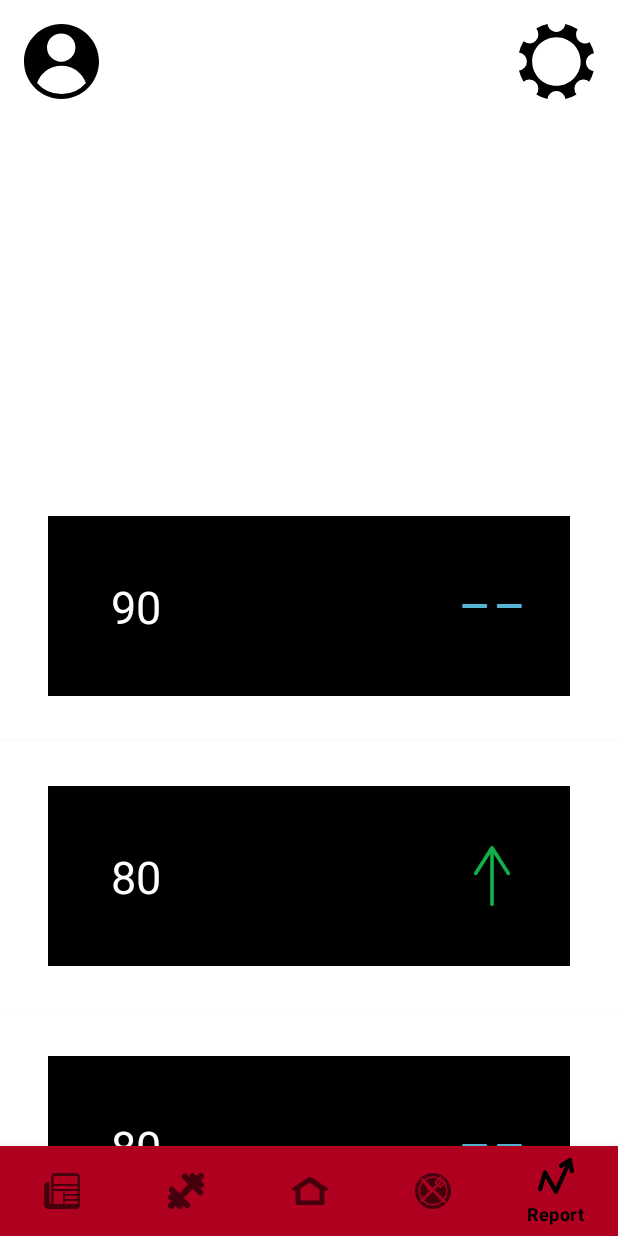
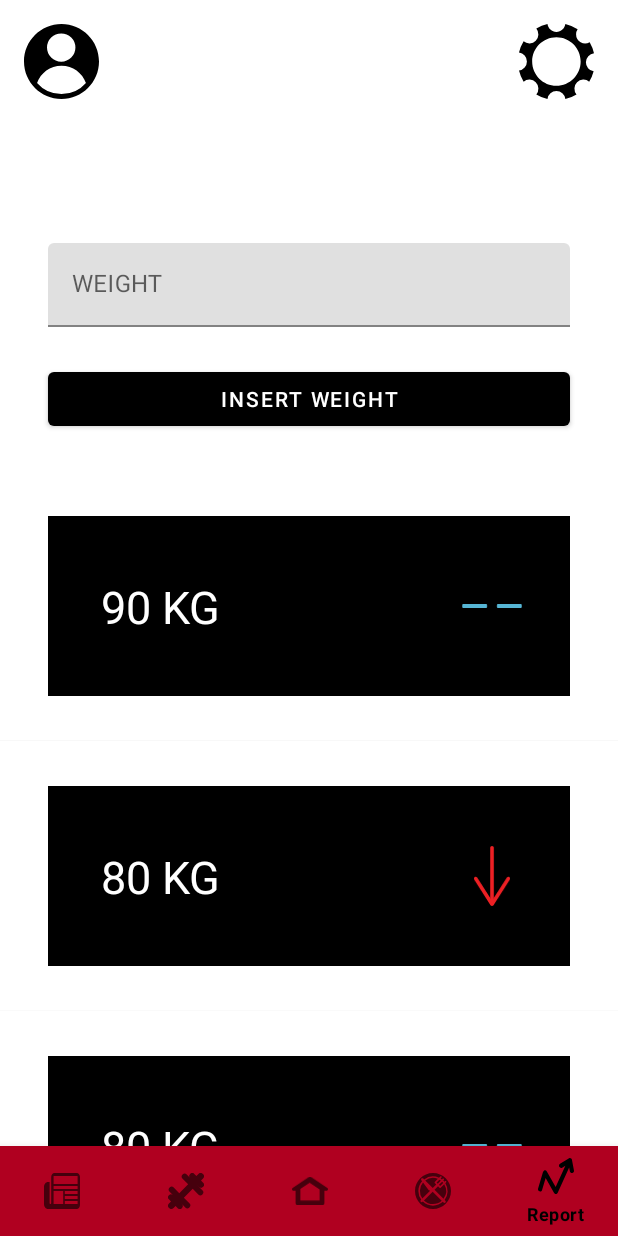
Before and after one commit to joaofmsilvaa/BodyBoost-Android-App, an Android app: the screen it shows after launch (MainActivity), item 5 of the bottom bar chosen, on a phone screen of 412 x 824 dp. Run offline under Robolectric (Android 15) with nearby library versions, the phone set to English and light mode, and no system bars; our stand-ins replace Room's generated code, navigation-ui.

Commit message:
Added the report add functionality

```diff
--- a/BodyBoost/app/src/main/java/com/example/bodyboost/Report_classes/Report.java
+++ b/BodyBoost/app/src/main/java/com/example/bodyboost/Report_classes/Report.java
@@ -28,11 +28,4 @@ public class Report {
         return reportID;
     }
 
-    public void setReportID(int reportID) {
-        this.reportID = reportID;
-    }
-
-    public void setWeight(int weight) {
-        this.weight = weight;
-    }
 }
--- a/BodyBoost/app/src/main/java/com/example/bodyboost/Report_classes/ReportAdapter.java
+++ b/BodyBoost/app/src/main/java/com/example/bodyboost/Report_classes/ReportAdapter.java
@@ -40,7 +40,7 @@ public class ReportAdapter extends RecyclerView.Adapter<ReportAdapter.ReportView
         Report current = reportList.get(position);
 
         int currentValue = current.getWeight();
-        holder.weightValue.setText(Integer.toString(currentValue));
+        holder.weightValue.setText(Integer.toString(currentValue) + " KG");
 
         int pos = position;
 
@@ -51,14 +51,14 @@ public class ReportAdapter extends RecyclerView.Adapter<ReportAdapter.ReportView
             int previousValue = previous.getWeight();
 
             if (previousValue > currentValue) {
-                holder.testImageView.setImageResource(R.drawable.up_report);
+                holder.testImageView.setImageResource(R.drawable.down_report);
 
             }
             else if(previousValue == currentValue){
                 holder.testImageView.setImageResource(R.drawable.same_report);
             }
             else {
-                holder.testImageView.setImageResource(R.drawable.down_report);
+                holder.testImageView.setImageResource(R.drawable.up_report);
             }
         } else {
             holder.testImageView.setImageResource(R.drawable.same_report);
--- a/BodyBoost/app/src/main/java/com/example/bodyboost/Report_classes/ReportDao.java
+++ b/BodyBoost/app/src/main/java/com/example/bodyboost/Report_classes/ReportDao.java
@@ -4,6 +4,7 @@ import androidx.room.Dao;
 import androidx.room.Delete;
 import androidx.room.Insert;
 import androidx.room.Query;
+import androidx.room.Update;
 
 import java.util.List;
 
@@ -16,4 +17,7 @@ public interface ReportDao {
     @Insert
     void insert(Report report);
 
+    @Update
+    void update(Report report);
+
 }
--- a/BodyBoost/app/src/main/java/com/example/bodyboost/Report_classes/ReportFragment.java
+++ b/BodyBoost/app/src/main/java/com/example/bodyboost/Report_classes/ReportFragment.java
@@ -12,6 +12,7 @@ import android.view.LayoutInflater;
 import android.view.View;
 import android.view.ViewGroup;
 import android.widget.Button;
+import android.widget.EditText;
 import android.widget.TextView;
 
 import com.example.bodyboost.R;
@@ -44,11 +45,22 @@ public class ReportFragment extends Fragment {
     public void onViewCreated(@NonNull View view, @Nullable Bundle savedInstanceState) {
         super.onViewCreated(view, savedInstanceState);
 
-        RecyclerView recyclerView = view.findViewById(R.id.reportRecyclerView);
-
         // obter uma instância do ContactDao
         ReportDatabase db = ReportDatabase.getInstance(this.getContext());
         ReportDao reportDao = db.getReportDao();
+
+
+        RecyclerView recyclerView = view.findViewById(R.id.reportRecyclerView);
+        EditText weightInput = view.findViewById(R.id.weightIputEditText);
+
+        Button inserWeight = (Button) view.findViewById(R.id.insertWeightButton);
+        inserWeight.setOnClickListener(new View.OnClickListener() {
+            public void onClick(View v) {
+                int weight = Integer.parseInt(weightInput.getText().toString());
+                reportDao.insert(new Report(0, weight ));
+
+            }
+        });
 
         List<Report> reportList = reportDao.getAll();
         if (reportList.size() == 0) {
--- a/BodyBoost/app/src/main/res/layout/fragment_report.xml
+++ b/BodyBoost/app/src/main/res/layout/fragment_report.xml
@@ -38,4 +38,34 @@
         app:layout_constraintEnd_toEndOf="parent"
         app:layout_constraintStart_toStartOf="parent" />
 
+    <com.google.android.material.textfield.TextInputLayout
+        android:id="@+id/WeightTextInput"
+        android:layout_width="0dp"
+        android:layout_height="wrap_content"
+        android:layout_marginStart="32dp"
+        android:layout_marginEnd="32dp"
+        app:layout_constraintBottom_toTopOf="@+id/reportRecyclerView"
+        app:layout_constraintEnd_toEndOf="parent"
+        app:layout_constraintStart_toStartOf="parent"
+        app:layout_constraintTop_toBottomOf="@+id/def_button">
+
+        <com.google.android.material.textfield.TextInputEditText
+            android:id="@+id/weightIputEditText"
+            android:layout_width="match_parent"
+            android:layout_height="wrap_content"
+            android:hint="WEIGHT" />
+    </com.google.android.material.textfield.TextInputLayout>
+
+    <Button
+        android:id="@+id/insertWeightButton"
+        android:layout_width="match_parent"
+        android:layout_height="wrap_content"
+        android:layout_marginStart="32dp"
+        android:layout_marginEnd="32dp"
+        android:text="INSERT WEIGHT"
+        app:layout_constraintBottom_toTopOf="@+id/reportRecyclerView"
+        app:layout_constraintEnd_toEndOf="parent"
+        app:layout_constraintStart_toStartOf="parent"
+        app:layout_constraintTop_toBottomOf="@+id/WeightTextInput" />
+
 </androidx.constraintlayout.widget.ConstraintLayout>
--- a/BodyBoost/app/src/main/res/layout/list_reports.xml
+++ b/BodyBoost/app/src/main/res/layout/list_reports.xml
@@ -47,4 +47,5 @@
         app:layout_constraintEnd_toEndOf="@+id/weightCard"
         app:layout_constraintTop_toTopOf="@+id/weightCard"
         app:srcCompat="@drawable/down_report" />
+
 </androidx.constraintlayout.widget.ConstraintLayout>
```
